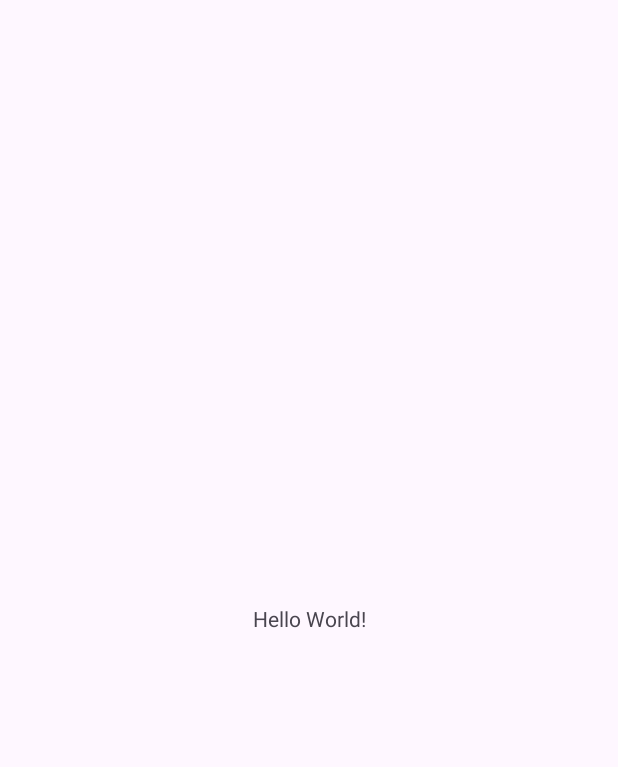
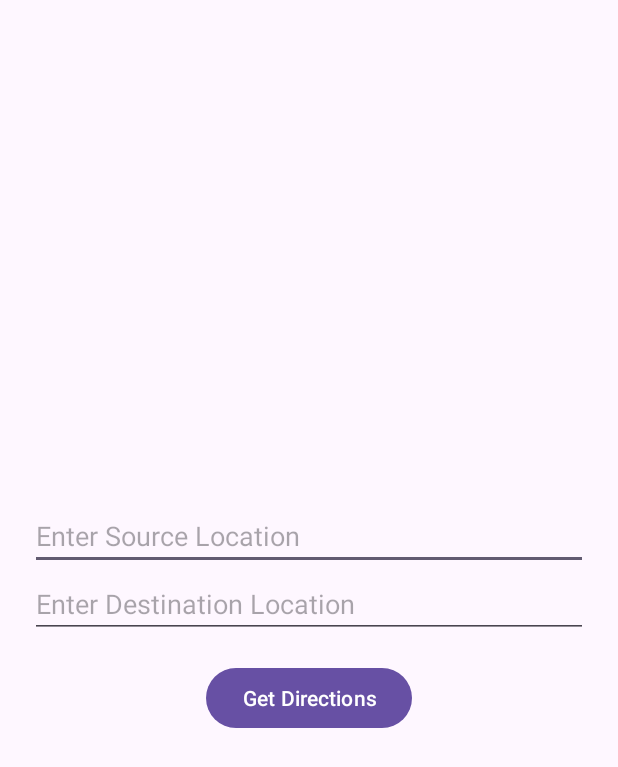
Before and after one commit to priyalrdesai99/geo_reminder, an Android app: the screen it shows after launch (MainActivity), on a phone screen of 412 x 824 dp. Before the commit the part shown is almost empty. Shown: the top 767 px of the screen. Run offline under Robolectric (Android 15) with nearby library versions, the phone set to English and light mode, and no system bars.

Commit message:
Maps UI with Directions complete

```diff
--- a/app/src/main/java/com/example/geo_reminder/MainActivity.java
+++ b/app/src/main/java/com/example/geo_reminder/MainActivity.java
@@ -2,7 +2,12 @@ package com.example.geo_reminder;
 
 import androidx.appcompat.app.AppCompatActivity;
 
+import android.content.Intent;
 import android.os.Bundle;
+import android.view.View;
+import android.widget.Button;
+import android.widget.EditText;
+import android.widget.Toast;
 
 public class MainActivity extends AppCompatActivity {
 
@@ -10,5 +15,25 @@ public class MainActivity extends AppCompatActivity {
     protected void onCreate(Bundle savedInstanceState) {
         super.onCreate(savedInstanceState);
         setContentView(R.layout.activity_main);
+
+        EditText SourceText = findViewById(R.id.src);
+        EditText DestinationText = findViewById(R.id.dest);
+        Button button = findViewById(R.id.submitBtn);
+        button.setOnClickListener(new View.OnClickListener() {
+            @Override
+            public void onClick(View v) {
+                String src = SourceText.getText().toString().trim();
+                String dest = DestinationText.getText().toString().trim();
+                if(src.equals("") && dest.equals("")){
+                    Toast.makeText(getApplicationContext(),"Enter Both Source and Destination",Toast.LENGTH_SHORT).show();
+                }
+                else {
+                    Intent intent = new Intent(v.getContext(), MapsActivity.class);
+                    intent.putExtra("SOURCE",src);
+                    intent.putExtra("DESTINATION",dest);
+                    startActivity(intent);
+                }
+            }
+        });
     }
 }
--- a/app/src/main/res/layout/activity_main.xml
+++ b/app/src/main/res/layout/activity_main.xml
@@ -1,18 +1,30 @@
 <?xml version="1.0" encoding="utf-8"?>
-<androidx.constraintlayout.widget.ConstraintLayout xmlns:android="http://schemas.android.com/apk/res/android"
+<LinearLayout xmlns:android="http://schemas.android.com/apk/res/android"
     xmlns:app="http://schemas.android.com/apk/res-auto"
     xmlns:tools="http://schemas.android.com/tools"
     android:layout_width="match_parent"
     android:layout_height="match_parent"
+    android:orientation="vertical"
+    android:gravity="center"
+    android:padding="20dp"
     tools:context=".MainActivity">
 
-    <TextView
+    <EditText
+        android:id="@+id/src"
+        android:hint="Enter Source Location"
+        android:layout_width="match_parent"
+        android:layout_height="wrap_content" />
+    <EditText
+        android:id="@+id/dest"
+        android:hint="Enter Destination Location"
+        android:layout_width="match_parent"
+        android:layout_height="wrap_content" />
+
+    <Button
+        android:id="@+id/submitBtn"
         android:layout_width="wrap_content"
         android:layout_height="wrap_content"
-        android:text="Hello World!"
-        app:layout_constraintBottom_toBottomOf="parent"
-        app:layout_constraintEnd_toEndOf="parent"
-        app:layout_constraintStart_toStartOf="parent"
-        app:layout_constraintTop_toTopOf="parent" />
+        android:text="Get Directions"
+        android:layout_marginTop="16dp"/>
 
-</androidx.constraintlayout.widget.ConstraintLayout>
+</LinearLayout>
--- a/app/src/main/res/values/colors.xml
+++ b/app/src/main/res/values/colors.xml
@@ -2,4 +2,5 @@
 <resources>
     <color name="black">#FF000000</color>
     <color name="white">#FFFFFFFF</color>
+    <color name="colorPrimary">#3F51B5</color>
 </resources>
--- a/app/src/main/res/values/strings.xml
+++ b/app/src/main/res/values/strings.xml
@@ -1,3 +1,5 @@
 <resources>
     <string name="app_name">geo_reminder</string>
+    <string name="api_key">AIzaSyCKw9nR_kYnCiCl88ZDarzV2hCp_sjw-kE</string>
+    <string name="title_activity_maps">MapsActivity</string>
 </resources>
--- a/build.gradle.kts
+++ b/build.gradle.kts
@@ -1,4 +1,5 @@
 // Top-level build file where you can add configuration options common to all sub-projects/modules.
 plugins {
     id("com.android.application") version "8.1.2" apply false
+    id("com.google.android.libraries.mapsplatform.secrets-gradle-plugin") version "2.0.1" apply false
 }
```
Also changed, not shown: app/build.gradle.kts (+9 -0 lines), app/src/main/AndroidManifest.xml (+23 -1 lines), app/src/main/java/com/example/geo_reminder/MapsActivity.java (added, +143 -0 lines), app/src/main/res/layout/activity_maps.xml (added, +9 -0 lines), app/src/main/res/raw/map_style.json (added, +215 -0 lines).
